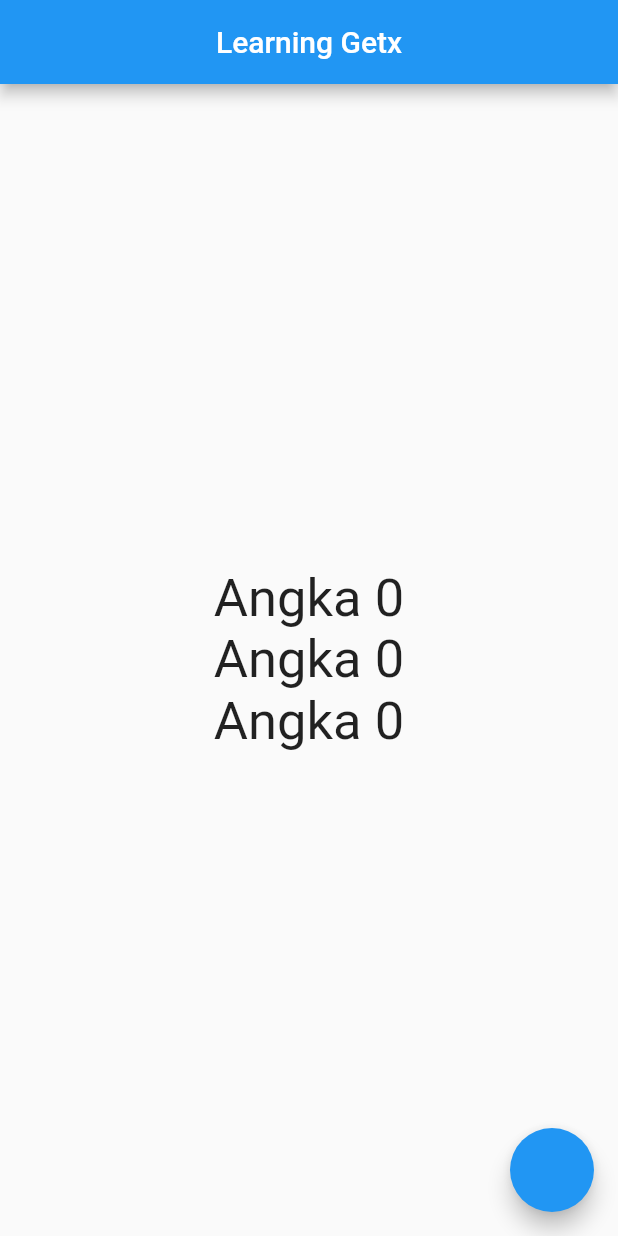
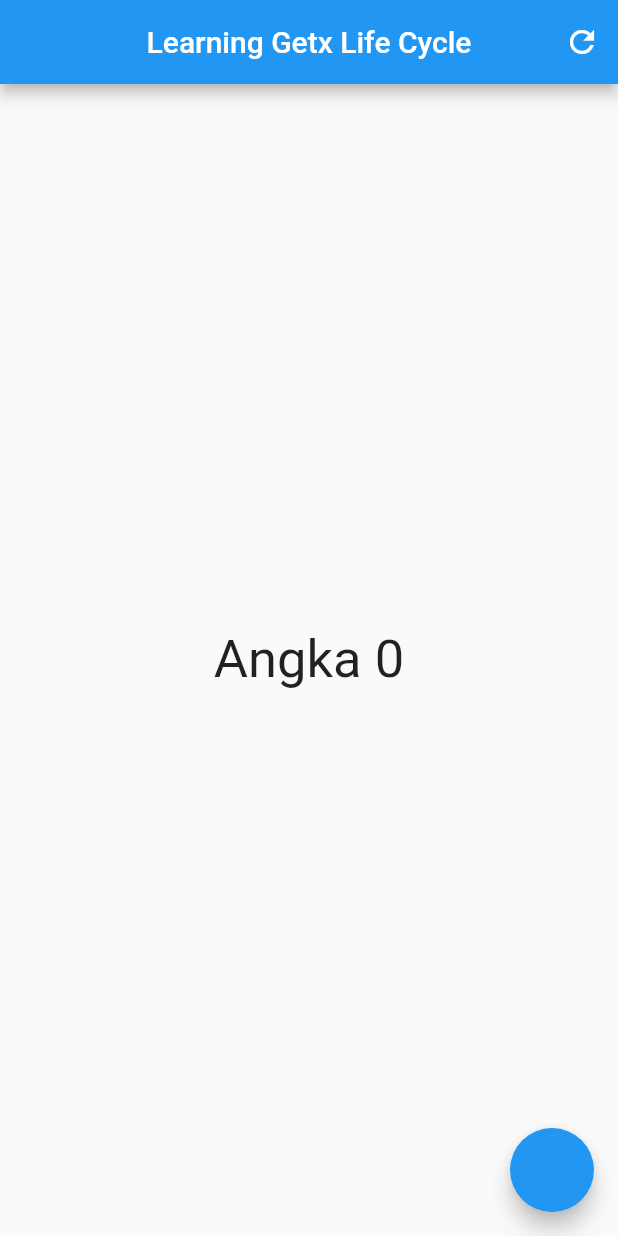
Before and after one commit to matuladaandi/belajar_getx_basic, a Flutter app: the screen it shows after launch, on a phone screen of 412 x 824 dp. Run offline on Flutter 3.47's test engine with Material 2 defaults, Android fonts, the phone set to English and light mode, and no system bars.

```diff
--- a/lib/controllers/counter_controller.dart
+++ /dev/null
@@ -1,10 +0,0 @@
-import 'package:get/get.dart';
-
-class CounterController extends GetxController {
-  var counter =0;
-
-  void increment(){
-    counter++;
-    update(["12","13"]); // hanya  id yg berada di ini [] yg bisa diupdate
-  }
-}
--- a/lib/main.dart
+++ b/lib/main.dart
@@ -1,6 +1,4 @@
 import 'package:flutter/material.dart';
-import 'package:get/get.dart';
-import 'package:getx/controllers/counter_controller.dart';
 
 void main() {
   // ignore: prefer_const_constructors
@@ -11,57 +9,108 @@ void main() {
 class MyApp extends StatelessWidget {
   MyApp({super.key});
 
-  final counterCtrl = Get.put(CounterController());
-
   @override
   Widget build(BuildContext context) {
     return MaterialApp(
       debugShowCheckedModeBanner: false,
-      home: Scaffold(
+      home: HomePage(),
+    );
+  }
+}
+
+// ignore: must_be_immutable
+class HomePage extends StatefulWidget {
+  HomePage({super.key});
+
+  @override
+  State<HomePage> createState() => _HomePageState();
+}
+
+class _HomePageState extends State<HomePage> {
+  var count = 0;
+
+  @override
+  Widget build(BuildContext context) {
+    return Scaffold(
       appBar: AppBar(
-          title: const Text('Learning Getx'),
+        title: const Text('Learning Getx Life Cycle'),
         centerTitle: true,
+        actions: [
+          IconButton(
+              onPressed: () => Navigator.of(context).pushReplacement(
+                    MaterialPageRoute(
+                      builder: (context) => const OtherPage(),
+                    ),
+                  ),
+              icon: const Icon(Icons.refresh))
+        ],
       ),
       body: Center(
-            child: Column(
-          mainAxisAlignment: MainAxisAlignment.center,
-          children: [
-            // simple GetBuilder()
-            GetBuilder<CounterController>(
-              id: "12",  // id bertipe object, Hnaya ada di GetBuilder()
-              builder: (_) {
-                return Text(
-                  'Angka ${counterCtrl.counter}',
-                  style: const TextStyle(fontSize: 35),
-                );
-              },
+        child: CountWidget(count: count),
       ),
-            GetBuilder<CounterController>(
-              id: "13",
-              builder: (_) {
-                return Text(
-                  'Angka ${counterCtrl.counter}',
-                  style: const TextStyle(fontSize: 35),
-                );
-              },
-            ),
-            GetBuilder<CounterController>(
-              id: "14",
-              builder: (_) {
-                return Text(
-                  'Angka ${counterCtrl.counter}',
-                  style: const TextStyle(fontSize: 35),
-                );
-              },
-            ),
-          ],
-        )),
       floatingActionButton: FloatingActionButton(
         onPressed: () {
-            counterCtrl.increment();
+          setState(() {
+            count++;
+          });
         },
-        ),
       ),
     );
   }
 }
+
+class CountWidget extends StatefulWidget {
+  final int count;
+  CountWidget({super.key, required this.count});
+
+  @override
+  State<CountWidget> createState() => _CountWidgetState();
+}
+
+class _CountWidgetState extends State<CountWidget> {
+  @override
+  void didChangeDependencies() {
+    print('didChangeDependencies');
+    super.didChangeDependencies();
+  }
+
+  @override
+  void didUpdateWidget(covariant CountWidget oldWidget) {
+    print('old  widget :  $oldWidget -- didUpdateWidget');
+    super.didUpdateWidget(oldWidget);
+  }
+
+  @override
+  void dispose() {
+    // untuk clearkan
+    print('dispose');
+    super.dispose();
+  }
+
+  @override
+  void initState() {
+    print('initState');
+    super.initState();
+  }
+
+  Widget build(BuildContext context) {
+    return Text(
+      'Angka ${widget.count}',
+      style: const TextStyle(fontSize: 35),
+    );
+  }
+}
+
+class OtherPage extends StatelessWidget {
+  const OtherPage({super.key});
+
+  @override
+  Widget build(BuildContext context) {
+    return Scaffold(
+      appBar: AppBar(
+        title: const Text('Other Page'),
+        centerTitle: true,
+      ),
+    );
+  }
+}
```
Lines whose indentation alone changed are shown as unchanged.
